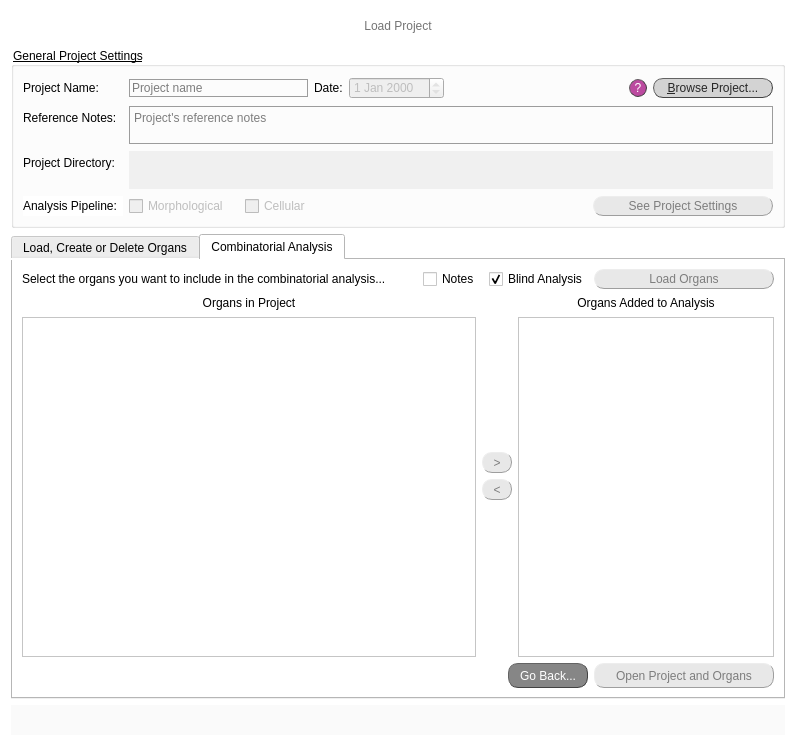
This is src/gui/ui/load_project_screen.ui in jsanchez679/morphoHeart_rev as Qt 5 draws it before an edit. The edited form follows.
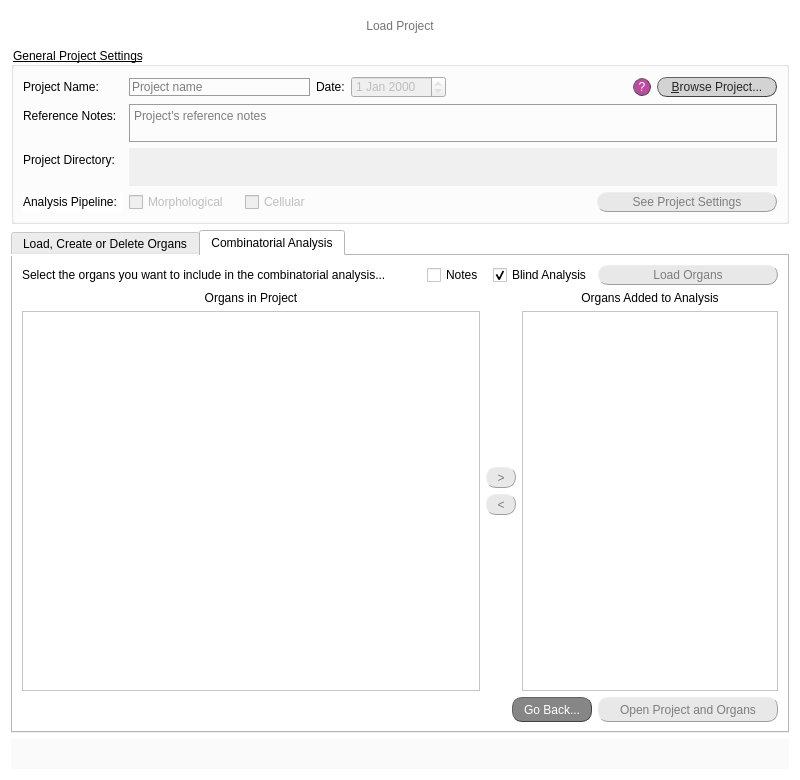
This is the edited form. The open tabs and pages were chosen to show the change.

What changed in the file:
```diff
--- a/src/gui/ui/load_project_screen.ui
+++ b/src/gui/ui/load_project_screen.ui
@@ -6,8 +6,8 @@
    <rect>
     <x>0</x>
     <y>0</y>
-    <width>796</width>
-    <height>746</height>
+    <width>800</width>
+    <height>780</height>
    </rect>
   </property>
   <property name="windowTitle">
@@ -93,7 +93,7 @@
       <bool>true</bool>
      </property>
      <property name="sizePolicy">
-      <sizepolicy hsizetype="Preferred" vsizetype="Preferred">
+      <sizepolicy hsizetype="Preferred" vsizetype="Maximum">
        <horstretch>0</horstretch>
        <verstretch>0</verstretch>
       </sizepolicy>
@@ -1241,7 +1241,7 @@
            <item>
             <widget class="QTableWidget" name="tabW_select_organs">
              <property name="sizePolicy">
-              <sizepolicy hsizetype="Expanding" vsizetype="Fixed">
+              <sizepolicy hsizetype="Expanding" vsizetype="Expanding">
                <horstretch>0</horstretch>
                <verstretch>0</verstretch>
               </sizepolicy>
@@ -1255,7 +1255,7 @@
              <property name="maximumSize">
               <size>
                <width>16777215</width>
-               <height>340</height>
+               <height>16777215</height>
               </size>
              </property>
              <property name="styleSheet">
@@ -1467,7 +1467,7 @@
            <item>
             <widget class="QTableWidget" name="tabW_organs_final">
              <property name="sizePolicy">
-              <sizepolicy hsizetype="Preferred" vsizetype="Fixed">
+              <sizepolicy hsizetype="Preferred" vsizetype="Expanding">
                <horstretch>0</horstretch>
                <verstretch>0</verstretch>
               </sizepolicy>
@@ -1481,7 +1481,7 @@
              <property name="maximumSize">
               <size>
                <width>16777215</width>
-               <height>340</height>
+               <height>16777215</height>
               </size>
              </property>
              <property name="styleSheet">
```
Left out of the diff: 4 changed lines with no effect on the pictures.
